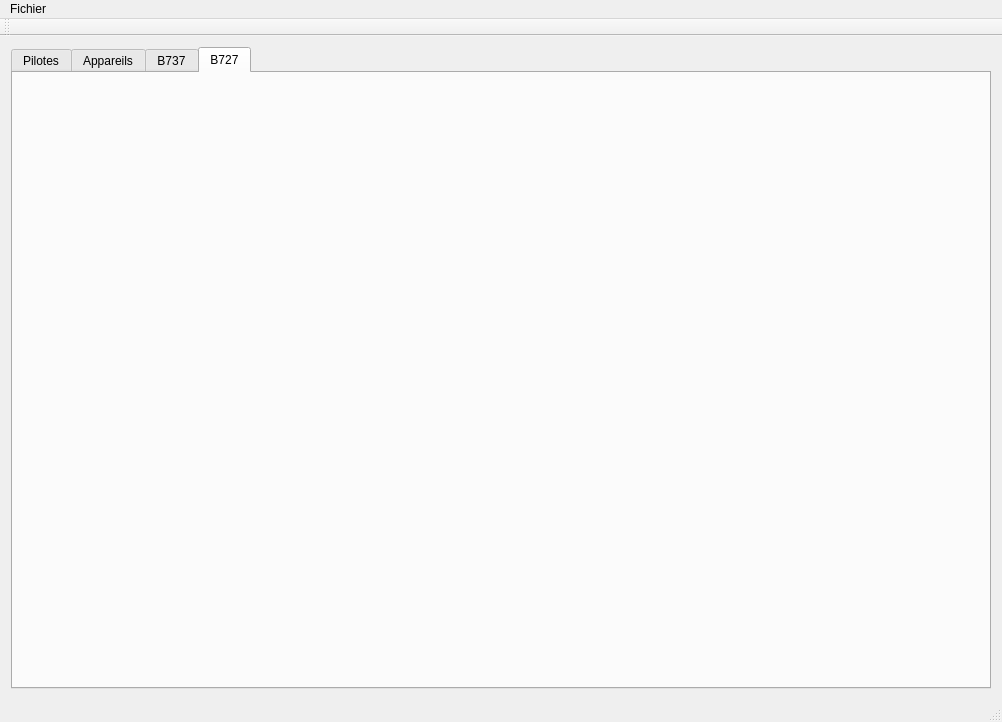
The window that crispy_chainsaw/mainwindow.ui (ViryBe/crispy_chainsaw) describes before a commit, drawn with Qt 5.
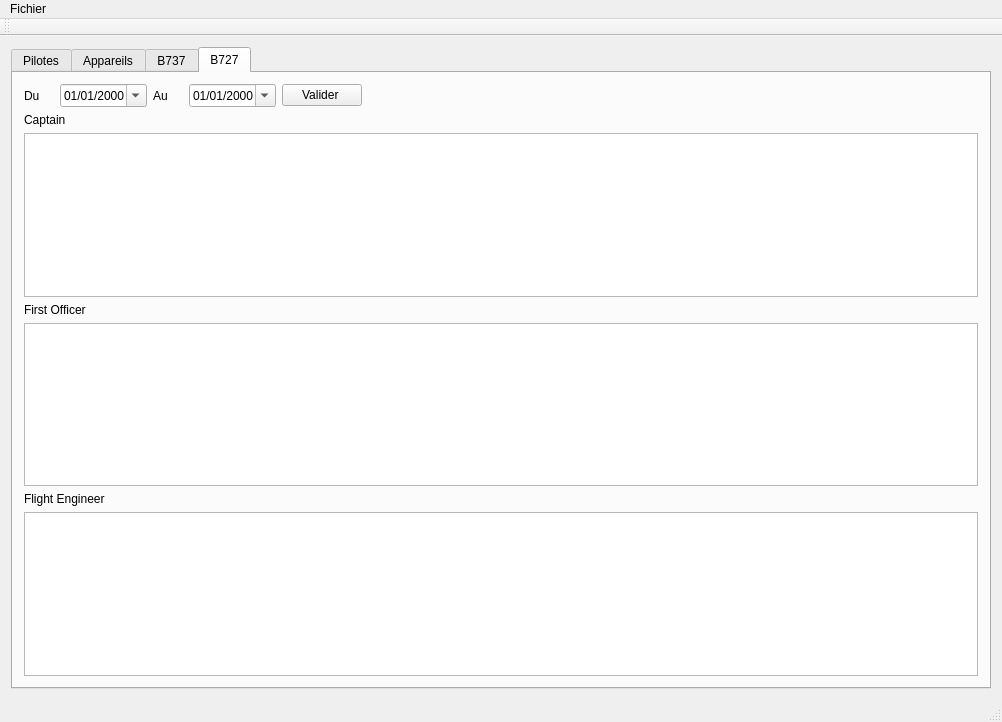
The same window after the commit. The open tabs and pages were chosen to show the change.

Commit message: (+) Onglets B727 et B737

Patch:
```diff
--- a/crispy_chainsaw/mainwindow.ui
+++ b/crispy_chainsaw/mainwindow.ui
@@ -1418,7 +1418,14 @@
          </layout>
         </item>
         <item>
-         <widget class="QTableWidget" name="tableWidget">
+         <widget class="QLabel" name="label_15">
+          <property name="text">
+           <string>Captain</string>
+          </property>
+         </widget>
+        </item>
+        <item>
+         <widget class="QTableWidget" name="captainB737Tab">
           <property name="enabled">
            <bool>true</bool>
           </property>
@@ -1485,6 +1492,132 @@
        <attribute name="title">
         <string>B727</string>
        </attribute>
+       <layout class="QVBoxLayout" name="verticalLayout_9">
+        <item>
+         <layout class="QHBoxLayout" name="horizontalLayout_15">
+          <item>
+           <widget class="QLabel" name="label_20">
+            <property name="sizePolicy">
+             <sizepolicy hsizetype="Fixed" vsizetype="Preferred">
+              <horstretch>0</horstretch>
+              <verstretch>0</verstretch>
+             </sizepolicy>
+            </property>
+            <property name="minimumSize">
+             <size>
+              <width>30</width>
+              <height>0</height>
+             </size>
+            </property>
+            <property name="text">
+             <string>Du</string>
+            </property>
+           </widget>
+          </item>
+          <item>
+           <widget class="QDateEdit" name="dateFromB727">
+            <property name="sizePolicy">
+             <sizepolicy hsizetype="Fixed" vsizetype="Fixed">
+              <horstretch>0</horstretch>
+              <verstretch>0</verstretch>
+             </sizepolicy>
+            </property>
+            <property name="displayFormat">
+             <string>dd/MM/yyyy</string>
+            </property>
+            <property name="calendarPopup">
+             <bool>true</bool>
+            </property>
+           </widget>
+          </item>
+          <item>
+           <widget class="QLabel" name="label_21">
+            <property name="sizePolicy">
+             <sizepolicy hsizetype="Fixed" vsizetype="Preferred">
+              <horstretch>0</horstretch>
+              <verstretch>0</verstretch>
+             </sizepolicy>
+            </property>
+            <property name="minimumSize">
+             <size>
+              <width>30</width>
+              <height>0</height>
+             </size>
+            </property>
+            <property name="text">
+             <string>Au</string>
+            </property>
+           </widget>
+          </item>
+          <item>
+           <widget class="QDateEdit" name="dateToB727">
+            <property name="sizePolicy">
+             <sizepolicy hsizetype="Fixed" vsizetype="Fixed">
+              <horstretch>0</horstretch>
+              <verstretch>0</verstretch>
+             </sizepolicy>
+            </property>
+            <property name="displayFormat">
+             <string>dd/MM/yyyy</string>
+            </property>
+            <property name="calendarPopup">
+             <bool>true</bool>
+            </property>
+           </widget>
+          </item>
+          <item>
+           <widget class="QPushButton" name="validerB737_2">
+            <property name="text">
+             <string>Valider </string>
+            </property>
+           </widget>
+          </item>
+          <item>
+           <spacer name="horizontalSpacer_10">
+            <property name="orientation">
+             <enum>Qt::Horizontal</enum>
+            </property>
+            <property name="sizeHint" stdset="0">
+             <size>
+              <width>40</width>
+              <height>20</height>
+             </size>
+            </property>
+           </spacer>
+          </item>
+         </layout>
+        </item>
+        <item>
+         <widget class="QLabel" name="label_17">
+          <property name="text">
+           <string>Captain</string>
+          </property>
+         </widget>
+        </item>
+        <item>
+         <widget class="QTableWidget" name="tableWidget"/>
+        </item>
+        <item>
+         <widget class="QLabel" name="label_18">
+          <property name="text">
+           <string>First Officer</string>
+          </property>
+         </widget>
+        </item>
+        <item>
+         <widget class="QTableWidget" name="tableWidget_2"/>
+        </item>
+        <item>
+         <widget class="QLabel" name="label_19">
+          <property name="text">
+           <string>Flight Engineer</string>
+          </property>
+         </widget>
+        </item>
+        <item>
+         <widget class="QTableWidget" name="tableWidget_3"/>
+        </item>
+       </layout>
       </widget>
      </widget>
     </item>
```
Left out of the diff: 23 changed lines with no effect on the pictures. The commit also changes 2 other files.
